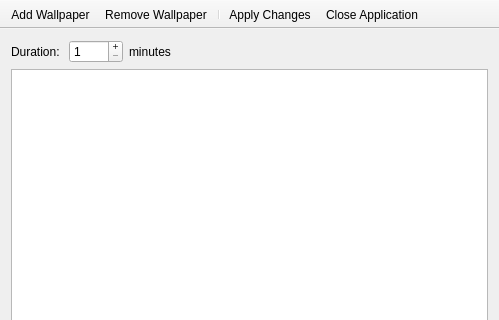
Old version of the form mainwindow.ui in the repository fducha/WallpaperChanger; both pictures show x 0 to 499 and y 0 to 320 of the 499 by 476 pixel window.
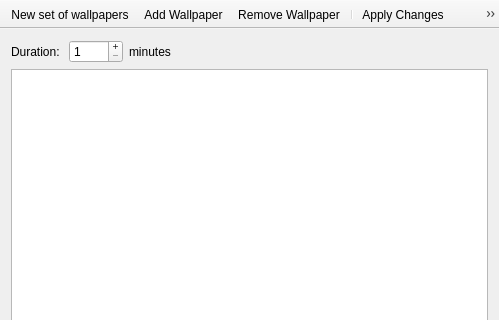
New version of the form. Icons and pictures are not drawn.

Commit message: Added creating new set

The edit to the form file:
```diff
--- a/mainwindow.ui
+++ b/mainwindow.ui
@@ -113,6 +113,7 @@
    <attribute name="toolBarBreak">
     <bool>false</bool>
    </attribute>
+   <addaction name="actNewSet"/>
    <addaction name="actAddWallpaper"/>
    <addaction name="actRemoveWallpaper"/>
    <addaction name="separator"/>
```
The commit also changes 2 other files.
